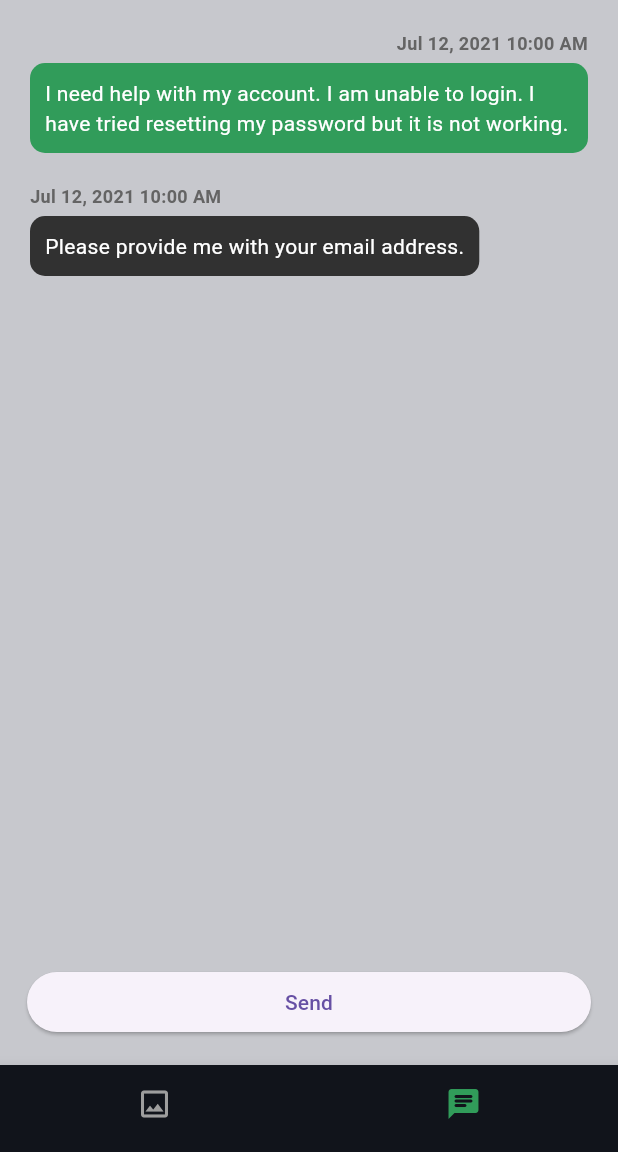
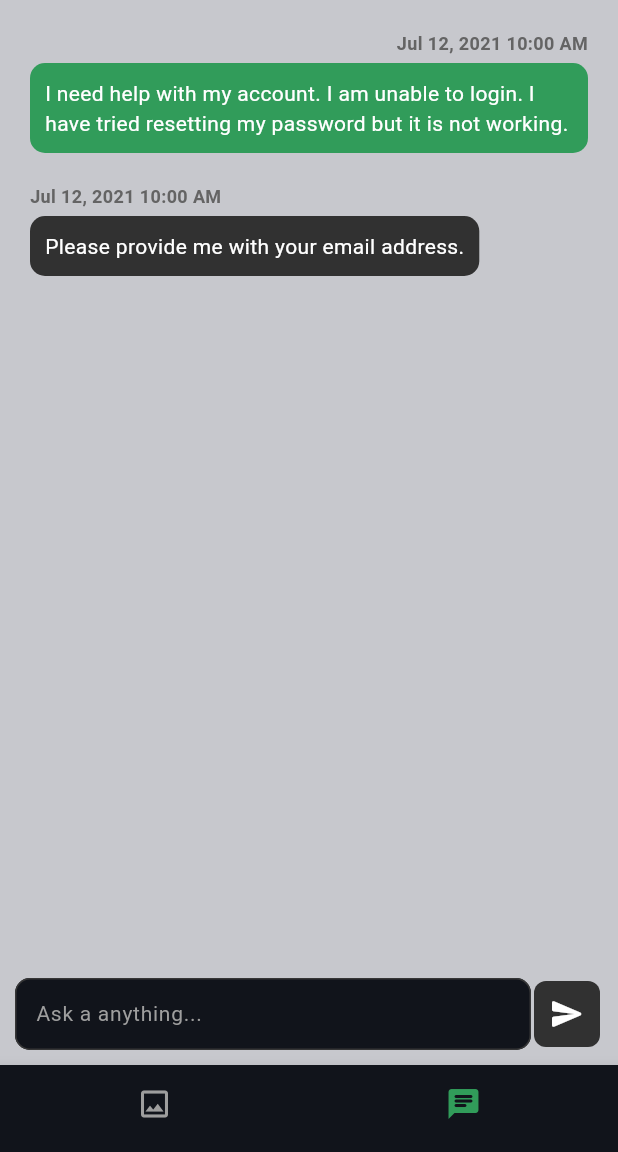
Before and after one commit to joharkhan99/genievision-chat-and-image-ai, a Flutter app: the screen it shows after launch, item 2 of the bottom bar chosen, on a phone screen of 412 x 824 dp, the part 84-1236 px from its top. Run offline on Flutter 3.47's test engine with Material 3 defaults, Android fonts, the phone set to English and light mode, and no system bars; our stand-ins replace google_generative_ai, image_picker.

Commit message:
Refactor chat screen UI and add send button

```diff
--- a/lib/main.dart
+++ b/lib/main.dart
@@ -16,7 +16,7 @@ class MyApp extends StatefulWidget {
 class _MyAppState extends State<MyApp> {
   final _pages = [
     const ImageScreen(),
-    const ChatScreen(),
+    ChatScreen(),
   ];
 
   int _selectedIndex = 0;
@@ -32,7 +32,7 @@ class _MyAppState extends State<MyApp> {
     return MaterialApp(
       routes: {
         '/image-screen': (context) => const ImageScreen(),
-        '/chat-screen': (context) => const ChatScreen(),
+        '/chat-screen': (context) => ChatScreen(),
       },
       debugShowCheckedModeBanner: false,
       theme: ThemeData(
--- a/lib/screens/chat_screen.dart
+++ b/lib/screens/chat_screen.dart
@@ -1,7 +1,8 @@
 import 'package:flutter/material.dart';
 
 class ChatScreen extends StatelessWidget {
-  const ChatScreen({super.key});
+  ChatScreen({super.key});
+  final _inputController = TextEditingController();
 
   @override
   Widget build(BuildContext context) {
@@ -98,15 +99,65 @@ class ChatScreen extends StatelessWidget {
 
           // bottom buttons
           Padding(
-            padding: const EdgeInsets.all(8.0),
+            padding: const EdgeInsets.only(top: 5),
             child: Row(
               children: [
                 Expanded(
-                  child: ElevatedButton(
-                    onPressed: () {},
-                    child: const Text('Send'),
+                  flex: 1,
+                  child: TextField(
+                    controller: _inputController,
+                    maxLines: null,
+                    keyboardType: TextInputType.multiline,
+                    style: const TextStyle(
+                      color: Colors.white,
+                      fontSize: 14,
+                      fontWeight: FontWeight.w400,
+                    ),
+                    decoration: const InputDecoration(
+                      filled: true,
+                      fillColor: Color.fromARGB(255, 17, 20, 27),
+                      hintText: 'Ask a anything...',
+                      prefixStyle: TextStyle(
+                        fontSize: 14,
+                        fontWeight: FontWeight.w500,
+                        color: Colors.grey,
+                      ),
+                      hintStyle: TextStyle(
+                        fontSize: 14,
+                        fontWeight: FontWeight.w400,
+                        color: Colors.grey,
+                      ),
+                      labelStyle: TextStyle(
+                        fontSize: 14,
+                        fontWeight: FontWeight.w500,
+                        color: Colors.grey,
+                      ),
+                      enabledBorder: OutlineInputBorder(
+                        borderSide: BorderSide(color: Color.fromARGB(255, 54, 54, 54), width: 1),
+                        borderRadius: BorderRadius.all(Radius.circular(10)),
+                      ),
+                      focusedBorder: OutlineInputBorder(
+                        borderSide: BorderSide(color: Color.fromARGB(255, 54, 54, 54), width: 2),
+                        borderRadius: BorderRadius.all(Radius.circular(10)),
+                      ),
+                      contentPadding: EdgeInsets.symmetric(vertical: 8, horizontal: 10),
+                    ),
                   ),
                 ),
+                IconButton(
+                  onPressed: () {},
+                  icon: Icon(
+                    Icons.send_rounded,
+                    color: Colors.white,
+                  ),
+                  style: IconButton.styleFrom(
+                    padding: EdgeInsets.all(10),
+                    backgroundColor: Color.fromARGB(255, 49, 49, 49),
+                    shape: RoundedRectangleBorder(
+                      borderRadius: BorderRadius.circular(8),
+                    ),
+                  ),
+                )
               ],
             ),
           ),
```
